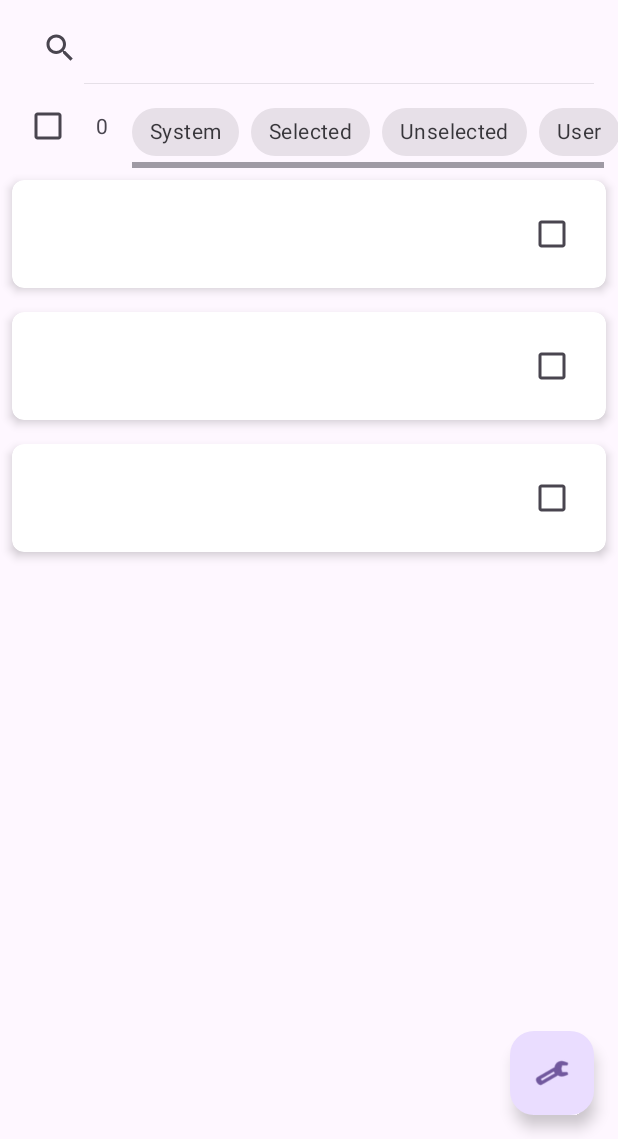
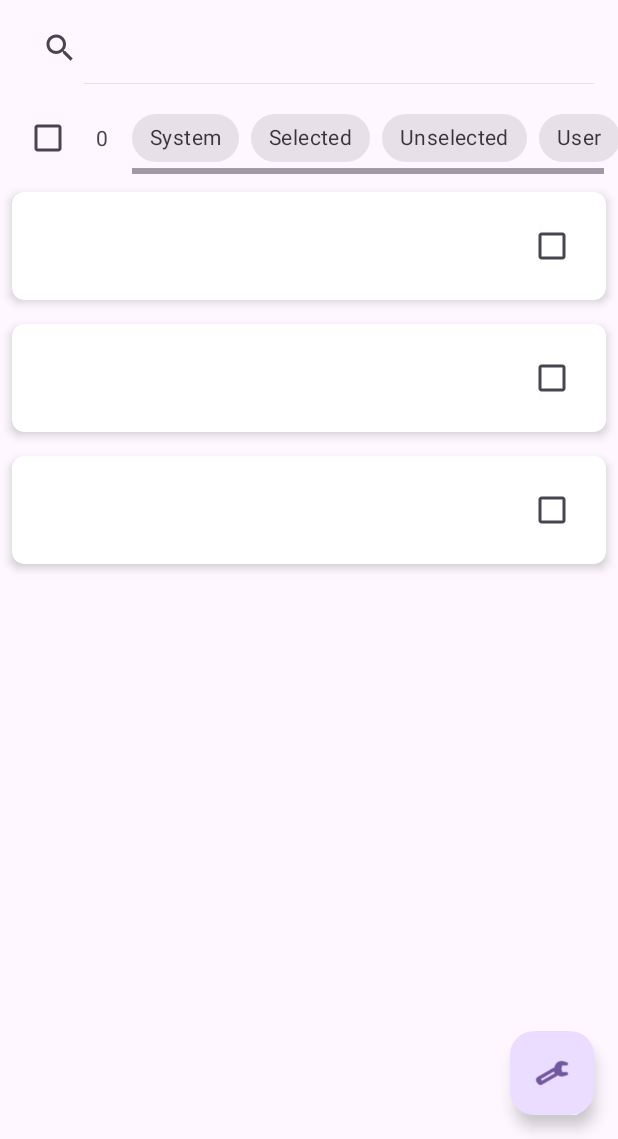
Before and after one commit to AhmetCanArslan/ShizuWall, an Android app: the layout activity_main.xml on its own in the app's theme, with its tools: preview values and no code run, on a phone screen of 412 x 824 dp, the part 97-1236 px from its top. Run offline under Robolectric (Android 15) with nearby library versions, the phone set to English and light mode, and no system bars; Roboto replaces fonts that are not available here.

Commit message:
fix alignment of tickbox and item counter

```diff
--- a/app/src/main/res/layout/activity_main.xml
+++ b/app/src/main/res/layout/activity_main.xml
@@ -78,9 +78,10 @@
         android:orientation="horizontal"
         android:gravity="center_vertical"
         android:layout_marginStart="8dp"
-        android:layout_marginTop="4dp"
+        android:layout_marginTop="8dp"
         app:layout_constraintStart_toStartOf="parent"
-        app:layout_constraintTop_toBottomOf="@id/searchView">
+        app:layout_constraintTop_toBottomOf="@id/searchView"
+        app:layout_constraintBottom_toBottomOf="@id/categoryContainer">
 
         <CheckBox
             android:id="@+id/selectAllCheckbox"
@@ -105,10 +106,10 @@
         android:fillViewport="true"
         android:paddingLeft="8dp"
         android:paddingRight="8dp"
-        android:paddingTop="0dp"
-        android:paddingBottom="0dp"
+        android:paddingTop="4dp"
+        android:paddingBottom="4dp"
         android:clipToPadding="false"
-        android:layout_marginTop="4dp"
+        android:layout_marginTop="8dp"
         app:layout_constraintStart_toEndOf="@id/selectAllContainer"
         app:layout_constraintEnd_toEndOf="parent"
         app:layout_constraintTop_toBottomOf="@id/searchView">
@@ -117,9 +118,7 @@
             android:id="@+id/categoryChipGroup"
             android:layout_width="wrap_content"
             android:layout_height="wrap_content"
-            app:singleSelection="true"
-            android:layout_marginBottom="0dp"
-            android:layout_marginTop="4dp">
+            app:singleSelection="true">
 
             <com.google.android.material.chip.Chip
                 android:id="@+id/chip_system"
```
